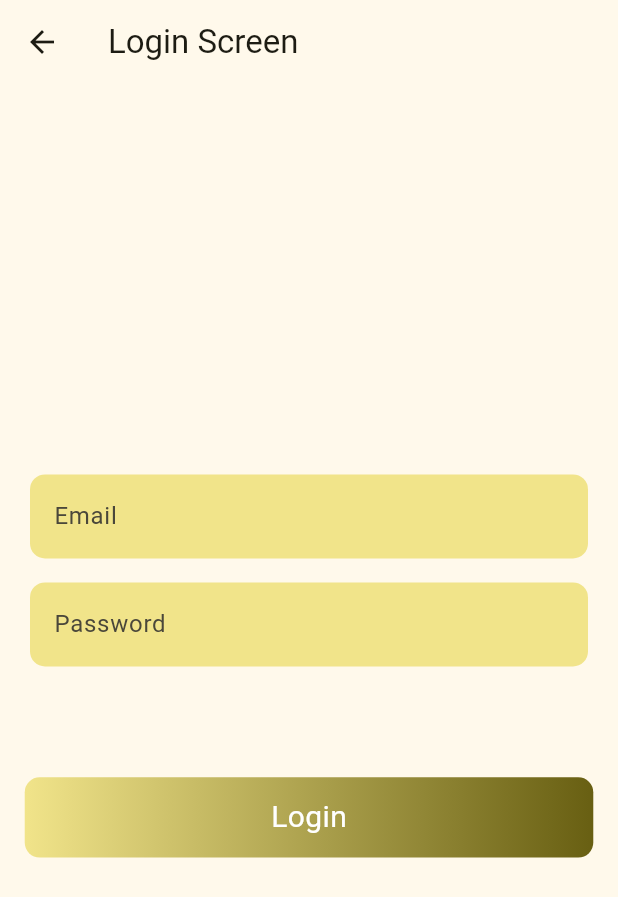
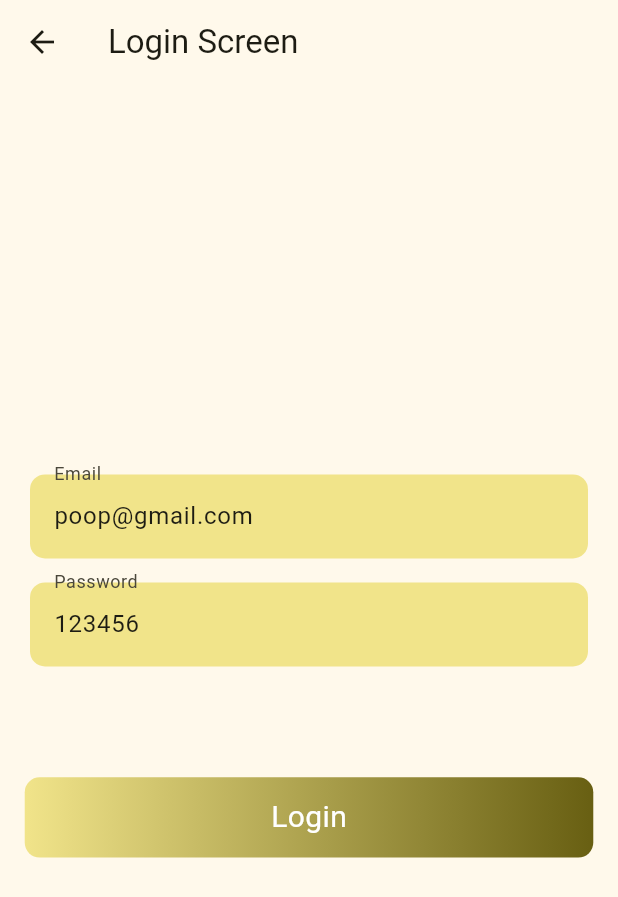
Before and after one commit to IamShahabAlam/The-Fire, a Flutter app: the screen it shows after launch, after a tap on "Already have an Account ?", on a phone screen of 412 x 824 dp. Shown: the top 897 px of the screen. Run offline on Flutter 3.47's test engine with Material 3 defaults, Android fonts, the phone set to English and light mode, and no system bars; our stand-ins replace cloud_firestore, file_picker, firebase_auth, firebase_core, flutter_animate, font_awesome_flutter and 3 more; accounts and stored records are empty; network calls fail.

Commit message:
login update

```diff
--- a/lib/presentation/auth/login/login_screen.dart
+++ b/lib/presentation/auth/login/login_screen.dart
@@ -19,8 +19,8 @@ class LoginScreen extends StatefulWidget {
 
 class _LoginScreenState extends State<LoginScreen> {
   final _formKey = GlobalKey<FormState>();
-  final emailController = TextEditingController();
-  final passwordController = TextEditingController();
+  final emailController = TextEditingController(text: 'poop@gmail.com');
+  final passwordController = TextEditingController(text: '123456');
 
   final FirebaseAuth _auth = FirebaseAuth.instance;
   final FirebaseFirestore db = FirebaseFirestore.instance;
```
